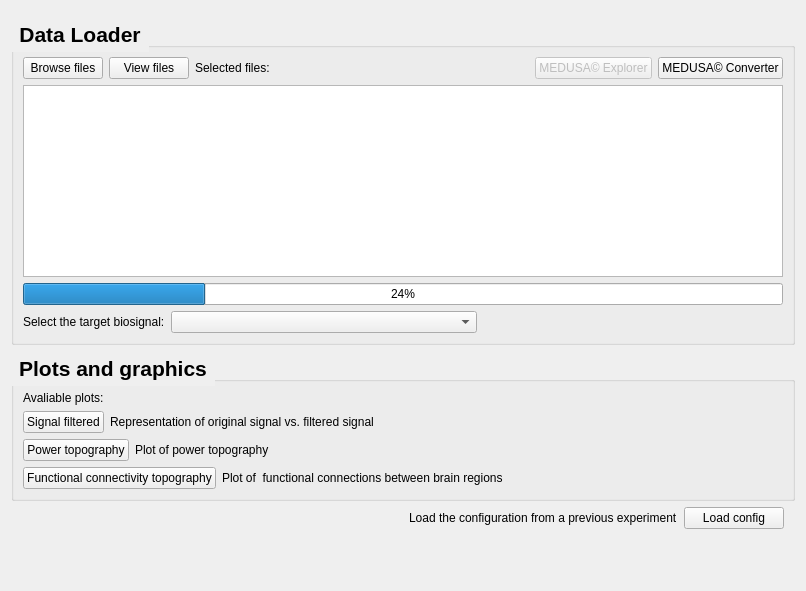
Before: the Qt Designer form data_loader/files/view.ui in medusabci/medusa-analyzer, drawn with Qt 5.
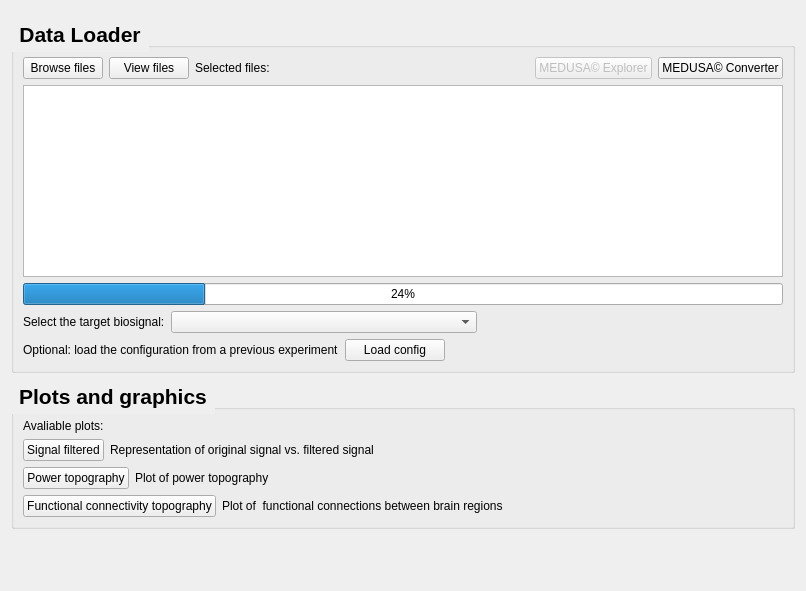
After: the same form once the commit is applied.

Commit message: Add load configuration button and enhance preprocessing controls

```diff
--- a/data_loader/files/view.ui
+++ b/data_loader/files/view.ui
@@ -170,6 +170,62 @@
         </item>
        </layout>
       </item>
+      <item>
+       <layout class="QHBoxLayout" name="horizontalLayout_6">
+        <item>
+         <widget class="QLabel" name="loadLabel">
+          <property name="text">
+           <string>Optional: load the configuration from a previous experiment</string>
+          </property>
+         </widget>
+        </item>
+        <item>
+         <widget class="QPushButton" name="loadButton">
+          <property name="minimumSize">
+           <size>
+            <width>100</width>
+            <height>0</height>
+           </size>
+          </property>
+          <property name="maximumSize">
+           <size>
+            <width>100</width>
+            <height>16777215</height>
+           </size>
+          </property>
+          <property name="text">
+           <string>Load config</string>
+          </property>
+         </widget>
+        </item>
+        <item>
+         <widget class="QLabel" name="loadLabelAux">
+          <property name="font">
+           <font>
+            <pointsize>7</pointsize>
+            <italic>true</italic>
+           </font>
+          </property>
+          <property name="text">
+           <string/>
+          </property>
+         </widget>
+        </item>
+        <item>
+         <spacer name="horizontalSpacer_6">
+          <property name="orientation">
+           <enum>Qt::Horizontal</enum>
+          </property>
+          <property name="sizeHint" stdset="0">
+           <size>
+            <width>40</width>
+            <height>20</height>
+           </size>
+          </property>
+         </spacer>
+        </item>
+       </layout>
+      </item>
      </layout>
     </widget>
    </item>
@@ -306,62 +362,6 @@
      </layout>
     </widget>
    </item>
-   <item>
-    <layout class="QHBoxLayout" name="horizontalLayout_6">
-     <item>
-      <spacer name="horizontalSpacer_6">
-       <property name="orientation">
-        <enum>Qt::Horizontal</enum>
-       </property>
-       <property name="sizeHint" stdset="0">
-        <size>
-         <width>40</width>
-         <height>20</height>
-        </size>
-       </property>
-      </spacer>
-     </item>
-     <item>
-      <widget class="QLabel" name="label_2">
-       <property name="text">
-        <string>Load the configuration from a previous experiment</string>
-       </property>
-      </widget>
-     </item>
-     <item>
-      <widget class="QPushButton" name="loadButton">
-       <property name="minimumSize">
-        <size>
-         <width>100</width>
-         <height>0</height>
-        </size>
-       </property>
-       <property name="maximumSize">
-        <size>
-         <width>100</width>
-         <height>16777215</height>
-        </size>
-       </property>
-       <property name="text">
-        <string>Load config</string>
-       </property>
-      </widget>
-     </item>
-     <item>
-      <widget class="QLabel" name="loadLabelAux">
-       <property name="font">
-        <font>
-         <pointsize>7</pointsize>
-         <italic>true</italic>
-        </font>
-       </property>
-       <property name="text">
-        <string/>
-       </property>
-      </widget>
-     </item>
-    </layout>
-   </item>
    <item>
     <spacer name="verticalSpacer">
      <property name="orientation">
```
The commit also changes 7 other files.
